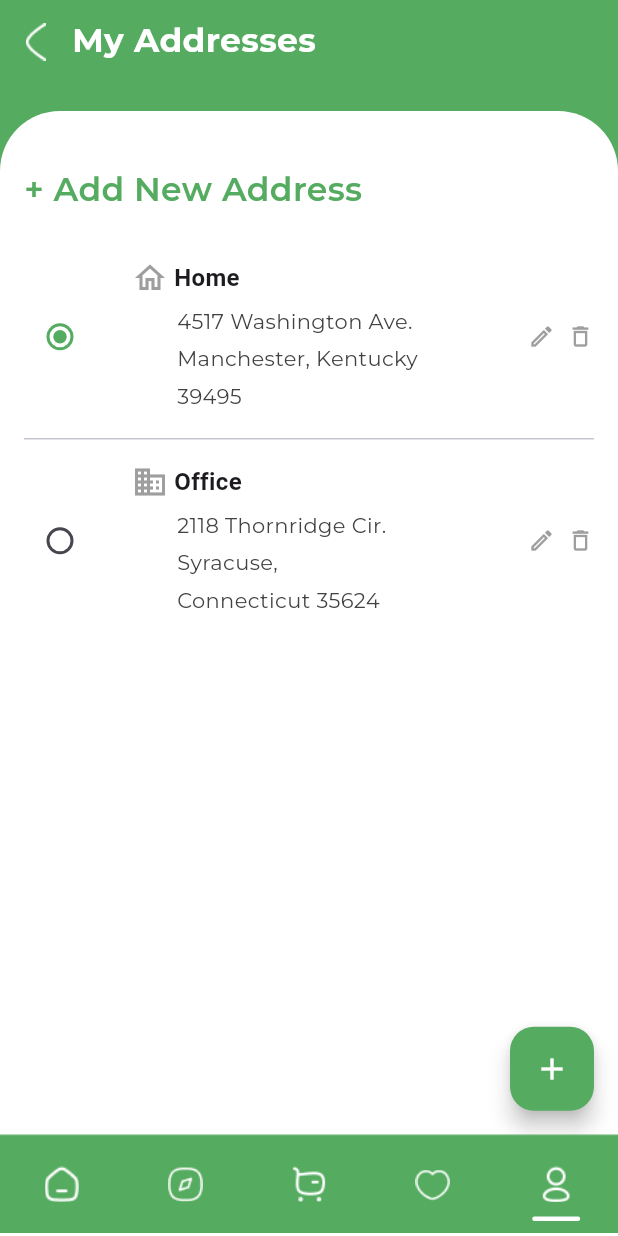
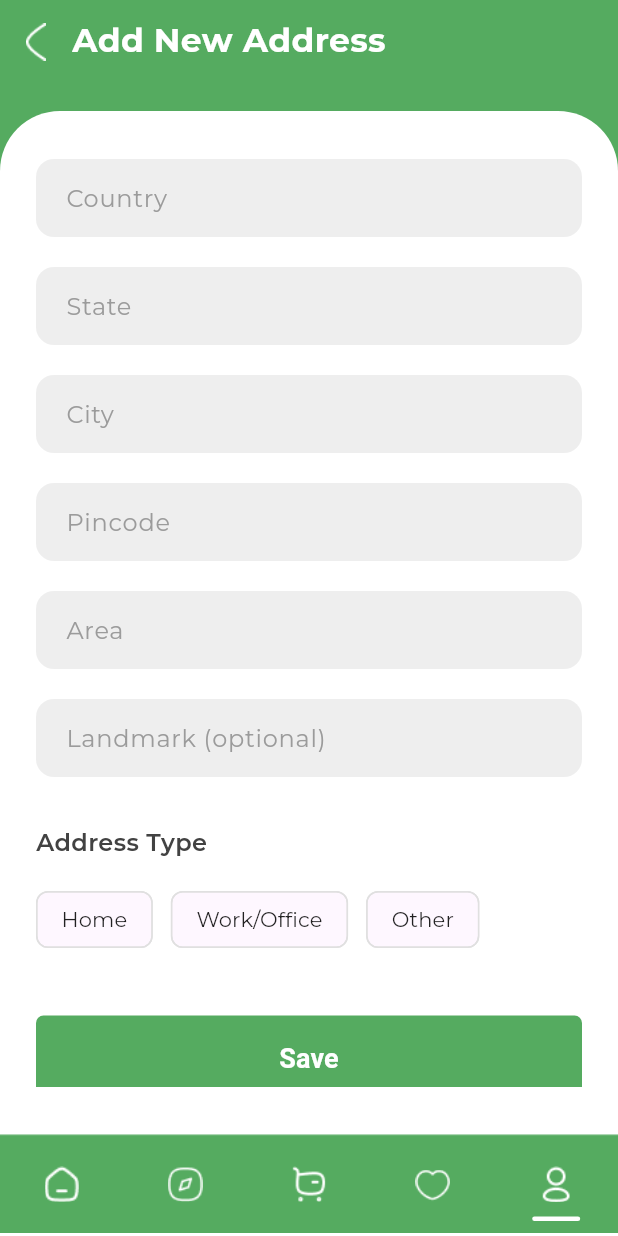
Before and after one commit to johntarus/flutter_grocery_store, a Flutter app: the AddressScreen screen opened by its route, after a tap on the "add" icon, on a phone screen of 412 x 824 dp. Run offline on Flutter 3.47's test engine with Material 3 defaults, Android fonts, the phone set to English and light mode, and no system bars; our stand-ins replace flutter_svg, go_router, google_fonts; network calls fail.

Commit message:
Added add address screen

```diff
--- a/lib/route/router.dart
+++ b/lib/route/router.dart
@@ -7,6 +7,7 @@ import 'package:sg_grocery/screens/profile/profile_screen.dart';
 import 'package:sg_grocery/screens/wallet/wallet_screen.dart';
 
 import '../components/main_layout.dart';
+import '../screens/addresses/components/new_address.dart';
 import '../screens/auth/login_screen.dart';
 import '../screens/auth/onboarding/onboarding_screen.dart';
 import '../screens/auth/register_screen.dart';
@@ -65,10 +66,18 @@ final GoRouter router = GoRouter(
           routes: [
             GoRoute(
               path: 'addresses',
-              builder: (context, state) {
-                return const MainLayout(startIndex: 4, child: AddressScreen());
-              },
+              builder: (context, state) =>
+                  const MainLayout(startIndex: 4, child: AddressScreen()),
+              routes: [
+                GoRoute(
+                  path: 'new_address',
+                  builder: (context, state) {
+                    return const MainLayout(startIndex: 4, child: NewAddress());
+                  },
+                ),
+              ],
             ),
+
             GoRoute(
               path: 'wallet',
               builder: (context, state) {
--- a/lib/screens/addresses/address_screen.dart
+++ b/lib/screens/addresses/address_screen.dart
@@ -1,4 +1,5 @@
 import 'package:flutter/material.dart';
+import 'package:go_router/go_router.dart';
 import 'package:google_fonts/google_fonts.dart';
 import 'package:sg_grocery/theme/app_colors.dart';
 
@@ -44,12 +45,17 @@ class _AddressScreenState extends State<AddressScreen> {
                   crossAxisAlignment: CrossAxisAlignment.start,
                   children: [
                     const SizedBox(height: 20),
-                    Text(
-                      '+ Add New Address',
-                      style: GoogleFonts.montserrat(
-                        color: AppColors.themeGreen,
-                        fontSize: 22,
-                        fontWeight: FontWeight.w600,
+                    GestureDetector(
+                      onTap: () {
+                        context.go('/home/profile/addresses/new_address');
+                      },
+                      child: Text(
+                        '+ Add New Address',
+                        style: GoogleFonts.montserrat(
+                          color: AppColors.themeGreen,
+                          fontSize: 22,
+                          fontWeight: FontWeight.w600,
+                        ),
                       ),
                     ),
                     const SizedBox(height: 16),
@@ -91,7 +97,7 @@ class _AddressScreenState extends State<AddressScreen> {
       ),
       floatingActionButton: FloatingActionButton(
         onPressed: () {
-          // Navigate to add address screen
+          context.go('/home/profile/addresses/new_address');
         },
         backgroundColor: AppColors.themeGreen,
         child: const Icon(Icons.add, color: Colors.white),
--- /dev/null
+++ b/lib/screens/addresses/components/new_address.dart
@@ -0,0 +1,218 @@
+import 'package:flutter/material.dart';
+import 'package:go_router/go_router.dart';
+import 'package:google_fonts/google_fonts.dart';
+import 'package:sg_grocery/theme/app_colors.dart';
+
+import '../../../components/custom_header.dart';
+
+class NewAddress extends StatefulWidget {
+  const NewAddress({super.key});
+
+  @override
+  State<NewAddress> createState() => _AddressScreenState();
+}
+
+class _AddressScreenState extends State<NewAddress> {
+  final _formKey = GlobalKey<FormState>();
+  String? _addressType;
+  final Map<String, TextEditingController> _controllers = {
+    'country': TextEditingController(),
+    'state': TextEditingController(),
+    'city': TextEditingController(),
+    'pincode': TextEditingController(),
+    'area': TextEditingController(),
+    'landmark': TextEditingController(),
+  };
+
+  @override
+  void dispose() {
+    for (var controller in _controllers.values) {
+      controller.dispose();
+    }
+    super.dispose();
+  }
+
+  @override
+  Widget build(BuildContext context) {
+    return Scaffold(
+      backgroundColor: AppColors.themeGreen,
+      appBar: CommonHeader(
+        title: 'Add New Address',
+        titleColor: AppColors.white,
+        backgroundColor: AppColors.themeGreen,
+        titleAlignment: TextAlign.start,
+        bottomPadding: 22,
+        backIconAsset: 'assets/icons/white_back.png',
+        onBackPressed: () => Navigator.of(context).pop(),
+        showBackButton: true,
+      ),
+      body: Column(
+        children: [
+          Expanded(
+            child: ClipRRect(
+              borderRadius: const BorderRadius.vertical(
+                top: Radius.circular(40),
+              ),
+              child: Container(
+                width: double.infinity,
+                padding: const EdgeInsets.symmetric(
+                  horizontal: 24,
+                  vertical: 32,
+                ),
+                color: Colors.white,
+                child: SingleChildScrollView(
+                  child: Form(
+                    key: _formKey,
+                    child: Column(
+                      crossAxisAlignment: CrossAxisAlignment.start,
+                      children: [
+                        _buildTextField('Country', 'country'),
+                        const SizedBox(height: 20),
+                        _buildTextField('State', 'state'),
+                        const SizedBox(height: 20),
+                        _buildTextField('City', 'city'),
+                        const SizedBox(height: 20),
+                        _buildTextField(
+                          'Pincode',
+                          'pincode',
+                          keyboardType: TextInputType.number,
+                        ),
+                        const SizedBox(height: 20),
+                        _buildTextField('Area', 'area'),
+                        const SizedBox(height: 20),
+                        _buildTextField(
+                          'Landmark (optional)',
+                          'landmark',
+                          isRequired: false,
+                        ),
+                        const SizedBox(height: 32),
+                        Text(
+                          'Address Type',
+                          style: GoogleFonts.montserrat(
+                            fontSize: 16,
+                            fontWeight: FontWeight.w600,
+                            color: AppColors.darkColor,
+                          ),
+                        ),
+                        const SizedBox(height: 16),
+                        Row(
+                          children: [
+                            _buildAddressTypeChip('Home'),
+                            const SizedBox(width: 12),
+                            _buildAddressTypeChip('Work/Office'),
+                            const SizedBox(width: 12),
+                            _buildAddressTypeChip('Other'),
+                          ],
+                        ),
+                        const SizedBox(height: 40),
+                        SizedBox(
+                          width: double.infinity,
+                          child: ElevatedButton(
+                            onPressed: _saveAddress,
+                            style: ElevatedButton.styleFrom(
+                              backgroundColor: AppColors.themeGreen,
+                              padding: const EdgeInsets.symmetric(vertical: 16),
+                              shape: RoundedRectangleBorder(
+                                borderRadius: BorderRadius.circular(5),
+                              ),
+                              elevation: 0,
+                            ),
+                            child: const Text(
+                              'Save',
+                              style: TextStyle(
+                                fontSize: 18,
+                                fontWeight: FontWeight.w600,
+                                color: AppColors.white,
+                              ),
+                            ),
+                          ),
+                        ),
+                      ],
+                    ),
+                  ),
+                ),
+              ),
+            ),
+          ),
+        ],
+      ),
+    );
+  }
+
+  Widget _buildTextField(
+    String label,
+    String key, {
+    bool isRequired = true,
+    TextInputType keyboardType = TextInputType.text,
+  }) {
+    return TextFormField(
+      controller: _controllers[key],
+      decoration: InputDecoration(
+        labelText: label,
+        labelStyle: GoogleFonts.montserrat(color: AppColors.greyColor),
+        filled: true,
+        fillColor: Colors.grey[200],
+        // grey background
+        border: OutlineInputBorder(
+          borderRadius: BorderRadius.circular(12),
+          borderSide: BorderSide.none,
+        ),
+        enabledBorder: OutlineInputBorder(
+          borderRadius: BorderRadius.circular(12),
+          borderSide: BorderSide.none,
+        ),
+        focusedBorder: OutlineInputBorder(
+          borderRadius: BorderRadius.circular(12),
+          borderSide: const BorderSide(color: AppColors.themeGreen, width: 2),
+        ),
+        contentPadding: const EdgeInsets.symmetric(
+          horizontal: 16,
+          vertical: 14,
+        ),
+      ),
+      keyboardType: keyboardType,
+      validator: isRequired
+          ? (value) => value?.isEmpty ?? true ? 'This field is required' : null
+          : null,
+    );
+  }
+
+  Widget _buildAddressTypeChip(String type) {
+    return ChoiceChip(
+      label: Text(type),
+      selected: _addressType == type,
+      onSelected: (selected) {
+        setState(() => _addressType = selected ? type : null);
+      },
+      selectedColor: AppColors.themeGreen.withOpacity(0.2),
+      labelStyle: GoogleFonts.montserrat(
+        color: _addressType == type ? AppColors.themeGreen : Colors.black87,
+        fontSize: 14,
+        fontWeight: FontWeight.w400,
+      ),
+      shape: RoundedRectangleBorder(
+        borderRadius: BorderRadius.circular(8),
+        side: BorderSide(
+          color: _addressType == type
+              ? AppColors.themeGreen
+              : Colors.grey[300]!,
+        ),
+      ),
+    );
+  }
+
+  void _saveAddress() {
+    if (_formKey.currentState!.validate() && _addressType != null) {
+      ScaffoldMessenger.of(context).showSnackBar(
+        const SnackBar(content: Text('Address saved successfully')),
+      );
+      Future.delayed(const Duration(milliseconds: 500), () {
+        context.pop();
+      });
+    } else if (_addressType == null) {
+      ScaffoldMessenger.of(context).showSnackBar(
+        const SnackBar(content: Text('Please select an address type')),
+      );
+    }
+  }
+}
--- a/lib/screens/profile/components/profile_menu.dart
+++ b/lib/screens/profile/components/profile_menu.dart
@@ -1,4 +1,6 @@
 import 'package:flutter/material.dart';
+import 'package:google_fonts/google_fonts.dart';
+import 'package:sg_grocery/theme/app_colors.dart';
 
 class ProfileMenuItem {
   final IconData icon;
@@ -89,10 +91,10 @@ class ProfileMenu extends StatelessWidget {
         ),
         title: Text(
           title,
-          style: TextStyle(
-            fontSize: 16,
-            fontWeight: FontWeight.w500,
-            color: isLogout ? Colors.red : Colors.black87,
+          style: GoogleFonts.montserrat(
+            fontSize: 18,
+            fontWeight: FontWeight.w400,
+            color: isLogout ? Colors.red : AppColors.lightGreyColor,
           ),
         ),
       ),
--- a/lib/screens/profile/profile_screen.dart
+++ b/lib/screens/profile/profile_screen.dart
@@ -1,5 +1,6 @@
 import 'package:flutter/material.dart';
 import 'package:go_router/go_router.dart';
+import 'package:google_fonts/google_fonts.dart';
 import 'package:sg_grocery/screens/profile/components/profile_header.dart';
 import 'package:sg_grocery/screens/profile/components/profile_menu.dart';
 
@@ -107,9 +108,12 @@ class ProfileScreen extends StatelessWidget {
           shape: RoundedRectangleBorder(
             borderRadius: BorderRadius.circular(16),
           ),
-          title: const Text(
+          title: Text(
             'Log Out',
-            style: TextStyle(fontSize: 20, fontWeight: FontWeight.w600),
+            style: GoogleFonts.montserrat(
+              fontSize: 18,
+              fontWeight: FontWeight.w400,
+            ),
           ),
           content: const Text(
             'Are you sure you want to log out?',
```
Also changed, not shown: pubspec.yaml (+2 -15 lines).
